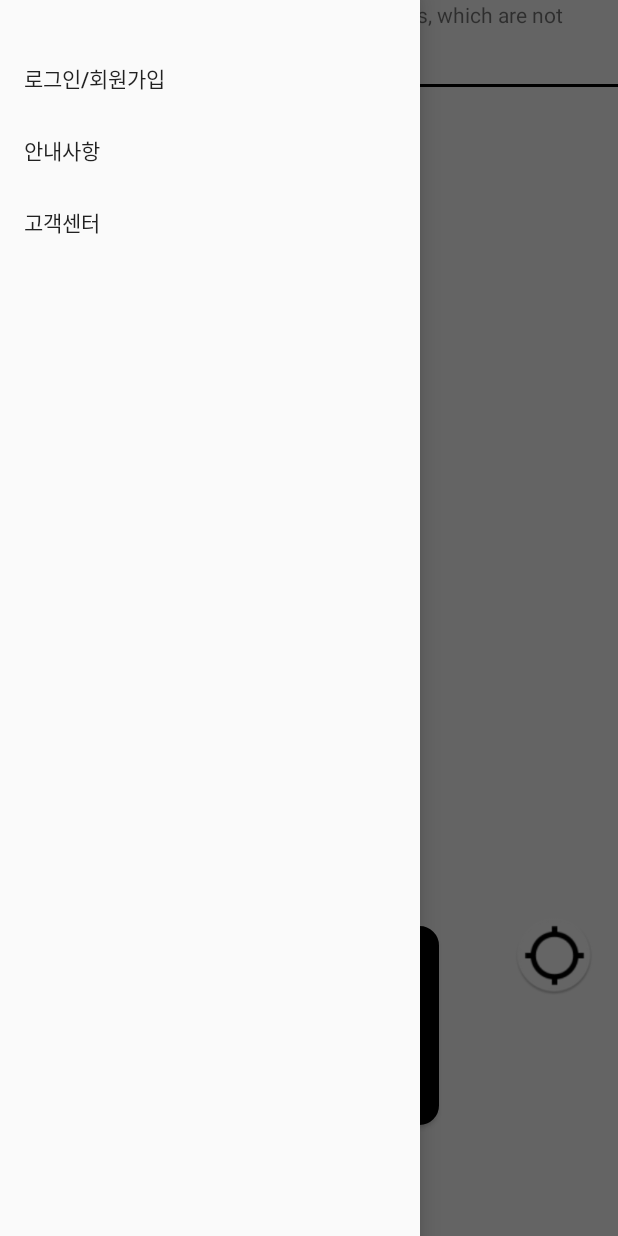
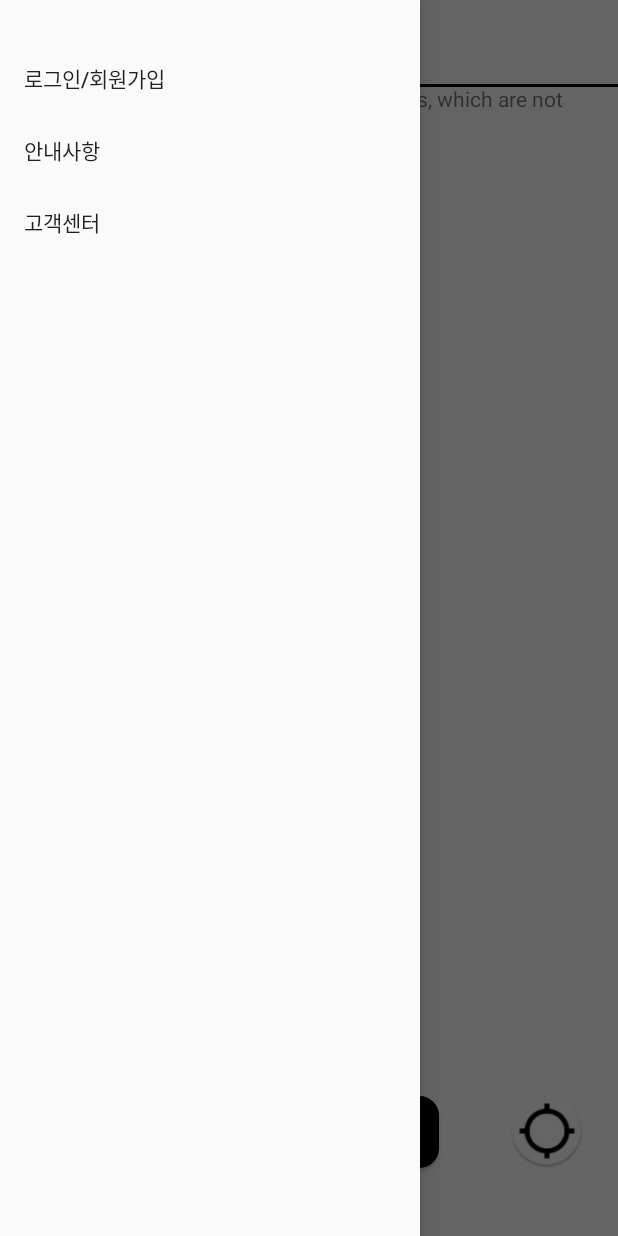
Before and after one commit to yjs03057/Getum, an Android app: the screen it shows after launch (MainActivity), with the side drawer open, on a phone screen of 412 x 824 dp. Run offline under Robolectric (Android 15) with nearby library versions, the phone set to English and light mode, and no system bars.

Commit message:
feat(#4): activity_main.xml 레이아웃 수정

```diff
--- a/application/Android_/app/src/main/res/layout/activity_main.xml
+++ b/application/Android_/app/src/main/res/layout/activity_main.xml
@@ -3,9 +3,30 @@
 <androidx.drawerlayout.widget.DrawerLayout xmlns:android="http://schemas.android.com/apk/res/android"
     xmlns:app="http://schemas.android.com/apk/res-auto"
 
+    xmlns:tools="http://schemas.android.com/tools"
     android:id="@+id/drawer_layout"
     android:layout_width="match_parent"
     android:layout_height="match_parent">
+
+    <LinearLayout
+        android:layout_width="match_parent"
+        android:layout_height="match_parent"
+        android:orientation="vertical">
+
+        <androidx.appcompat.widget.Toolbar
+            xmlns:android="http://schemas.android.com/apk/res/android"
+            android:id="@+id/toolbar"
+            android:layout_width="match_parent"
+            android:layout_height="wrap_content">
+
+            <TextView
+                android:id="@+id/toolbar_title"
+                android:text="네비게이션 드로어"
+                android:layout_width="wrap_content"
+                android:layout_height="wrap_content"
+                android:layout_gravity="center" />
+        </androidx.appcompat.widget.Toolbar>
+
 
         <RelativeLayout
             android:layout_width="match_parent"
@@ -26,56 +47,45 @@
                 android:layout_width="match_parent"
                 android:layout_height="2dp"
                 android:background="@android:color/black"
-            android:layout_below="@+id/toolbar"/>
-
-        <androidx.appcompat.widget.Toolbar
-            xmlns:android="http://schemas.android.com/apk/res/android"
-            android:id="@+id/toolbar"
-            android:layout_width="match_parent"
-            android:layout_height="wrap_content">
-
-            <TextView
-                android:id="@+id/toolbar_title"
-                android:text="네비게이션 드로어"
-                android:layout_width="wrap_content"
-                android:layout_height="wrap_content"
-                android:layout_gravity="center" />
-        </androidx.appcompat.widget.Toolbar>
+                android:layout_below="@+id/toolbar"
+                tools:ignore="NotSibling" />
 
 
-        <ImageView
-            android:id="@+id/imageView3"
-            android:layout_width="60dp"
-            android:layout_height="53dp"
-            android:layout_below="@id/toolbar"
-            android:layout_alignParentStart="true"
+
+            <ImageButton
+                android:id="@+id/imagebutton3"
+                android:layout_width="50dp"
+                android:layout_height="50dp"
                 android:layout_alignParentLeft="true"
-            android:layout_marginStart="339dp"
+                android:layout_alignParentBottom="true"
                 android:layout_marginLeft="339dp"
-            android:layout_marginTop="554dp"
-            app:srcCompat="@drawable/gps_round" />
+                android:layout_marginBottom="45dp"
+                android:background="@drawable/gps_round"
+               />
 
             <Button
                 android:id="@+id/QRcode"
                 android:layout_width="173dp"
                 android:layout_height="wrap_content"
-            android:layout_below="@id/toolbar"
                 android:layout_alignParentStart="true"
                 android:layout_alignParentLeft="true"
                 android:layout_alignParentBottom="true"
                 android:layout_marginStart="119dp"
                 android:layout_marginLeft="119dp"
                 android:layout_marginTop="561dp"
-            android:layout_marginBottom="74dp"
+                android:layout_marginBottom="45dp"
                 android:background="@drawable/circle_button"
                 android:text="QR코드"
                 android:textColor="#ffffff"
                 app:layout_constraintBottom_toBottomOf="parent"
                 app:layout_constraintHorizontal_bias="0.0"
-            app:layout_constraintStart_toStartOf="parent" />
+                app:layout_constraintStart_toStartOf="parent"
+                />
 
         </RelativeLayout>
 
+
+    </LinearLayout>
 
     <com.google.android.material.navigation.NavigationView
         android:id="@+id/nav_view"
```
Lines whose indentation alone changed are shown as unchanged.
